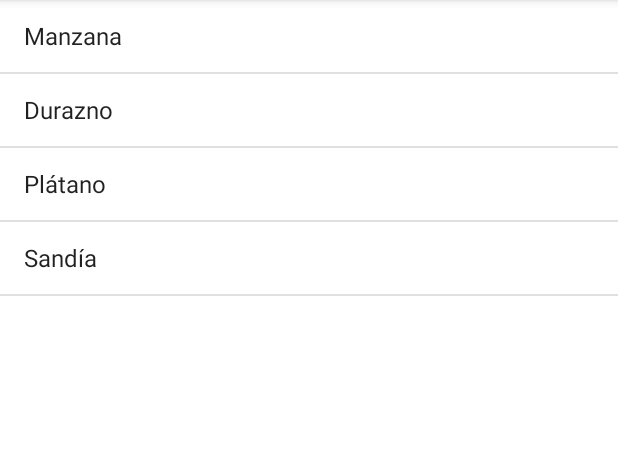
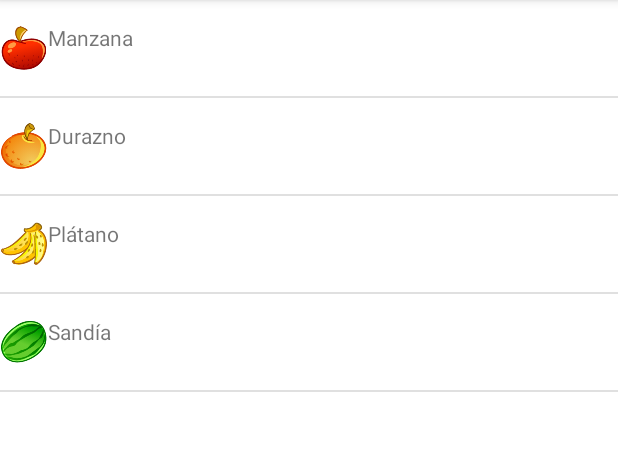
Before and after one commit to natashaek/A-ListView, an Android app: the screen it shows after launch (MainActivity), after a tap on "Manzana", on a phone screen of 412 x 824 dp, the part 84-535 px from its top. Run offline under Robolectric (Android 15) with nearby library versions, the phone set to English and light mode, and no system bars.

Commit message:
ListView con adaptador personalizado

```diff
--- /dev/null
+++ b/app/src/main/java/com/example/listview/AdaptadorCustom.kt
@@ -0,0 +1,58 @@
+package com.example.listview
+
+import android.content.Context
+import android.view.LayoutInflater
+import android.view.View
+import android.view.ViewGroup
+import android.widget.BaseAdapter
+import android.widget.ImageView
+import android.widget.TextView
+
+class AdaptadorCustom(var context: Context, items: ArrayList<Fruta>):BaseAdapter() {
+
+    var items:ArrayList<Fruta>? = null
+
+    init {
+        this.items = items
+    }
+    override fun getCount(): Int {
+       return items?.count()!!
+    }
+
+    override fun getItem(position: Int): Any {
+        return items?.get(position)!!
+    }
+
+    override fun getItemId(position: Int): Long {
+        return position.toLong()
+    }
+
+    override fun getView(position: Int, convertView: View?, parent: ViewGroup?): View {
+        var holder:ViewHolder? = null
+        var vista:View? = convertView
+
+        if(vista == null){
+            vista = LayoutInflater.from(context).inflate(R.layout.template, null)
+            holder = ViewHolder(vista)
+            vista.tag = holder
+        } else {
+            holder = vista.tag as? ViewHolder
+        }
+
+        val item = getItem(position) as Fruta
+        holder?.nombre?.text = item.nombre
+        holder?.imagen?.setImageResource(item.imagen)
+
+        return vista!!
+    }
+
+    private  class  ViewHolder(vista:View) {
+        var nombre:TextView? = null
+        var imagen: ImageView? = null
+        init {
+            nombre = vista.findViewById(R.id.nombre)
+            imagen = vista.findViewById(R.id.imagen)
+        }
+    }
+
+}
--- /dev/null
+++ b/app/src/main/java/com/example/listview/Fruta.kt
@@ -0,0 +1,14 @@
+package com.example.listview
+
+import android.media.Image
+
+class Fruta (nombre:String, imagen:Int) {
+
+    var nombre:String = ""
+    var imagen:Int = 0
+
+    init {
+        this.nombre = nombre
+        this.imagen = imagen
+    }
+}
--- a/app/src/main/java/com/example/listview/MainActivity.kt
+++ b/app/src/main/java/com/example/listview/MainActivity.kt
@@ -4,7 +4,6 @@ import android.annotation.SuppressLint
 import androidx.appcompat.app.AppCompatActivity
 import android.os.Bundle
 import android.widget.AdapterView
-import android.widget.ArrayAdapter
 import android.widget.ListView
 import android.widget.Toast
 
@@ -14,20 +13,21 @@ class MainActivity : AppCompatActivity() {
         super.onCreate(savedInstanceState)
         setContentView(R.layout.activity_main)
 
-        var frutas:ArrayList<String> = ArrayList(0)
-        frutas.add("Manzana")
-        frutas.add("Durazno")
-        frutas.add("Plátano")
-        frutas.add("Sandía")
+        var frutas:ArrayList<Fruta> = ArrayList(0)
+        frutas.add(Fruta("Manzana", R.drawable.manzana))
+        frutas.add(Fruta("Durazno", R.drawable.durazno))
+        frutas.add(Fruta("Plátano", R.drawable.platano))
+        frutas.add(Fruta("Sandía", R.drawable.sandia))
 
         val lista = findViewById<ListView>(R.id.lista)
 
-        val adaptador = ArrayAdapter<String>(this, android.R.layout.simple_list_item_1, frutas)
+       // val adaptador = ArrayAdapter<String>(this, android.R.layout.simple_list_item_1, frutas)
+        val adaptador = AdaptadorCustom(this, frutas)
 
         lista.adapter = adaptador
 
         lista.onItemClickListener = AdapterView.OnItemClickListener { parent, view,position, id ->
-            Toast.makeText(this, frutas.get(position),Toast.LENGTH_LONG).show()
+            Toast.makeText(this, frutas.get(position).nombre,Toast.LENGTH_LONG).show()
         }
 
     }
--- /dev/null
+++ b/app/src/main/res/layout/template.xml
@@ -0,0 +1,23 @@
+<?xml version="1.0" encoding="utf-8"?>
+<LinearLayout xmlns:android="http://schemas.android.com/apk/res/android"
+    xmlns:app="http://schemas.android.com/apk/res-auto"
+    android:layout_width="match_parent"
+    android:layout_height="match_parent"
+    app:barrierMargin="15dp">
+
+    <ImageView
+        android:id="@+id/imagen"
+        android:layout_width="32dp"
+        android:layout_height="32dp"
+        android:layout_marginTop="16dp"
+        android:layout_marginBottom="16dp"
+        app:srcCompat="@drawable/manzana" />
+
+    <TextView
+        android:id="@+id/nombre"
+        android:layout_width="match_parent"
+        android:layout_height="wrap_content"
+        android:layout_marginTop="15dp"
+        android:layout_marginBottom="15dp"
+        android:text="TextView" />
+</LinearLayout>
```
Also changed, not shown: app/src/main/res/drawable/durazno.png (added), app/src/main/res/drawable/manzana.png (added), app/src/main/res/drawable/platano.png (added), app/src/main/res/drawable/sandia.png (added).
